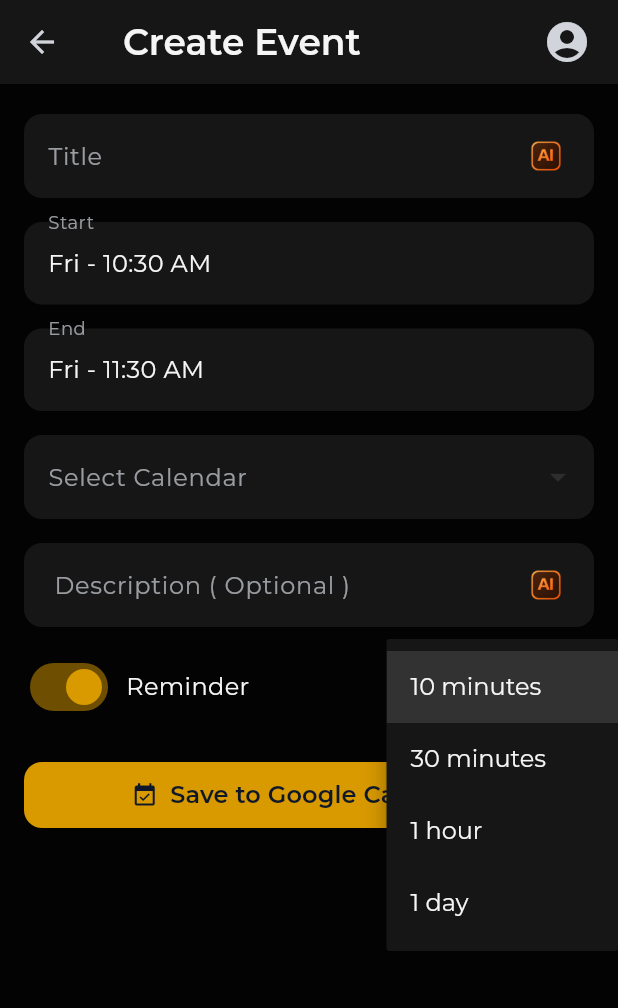
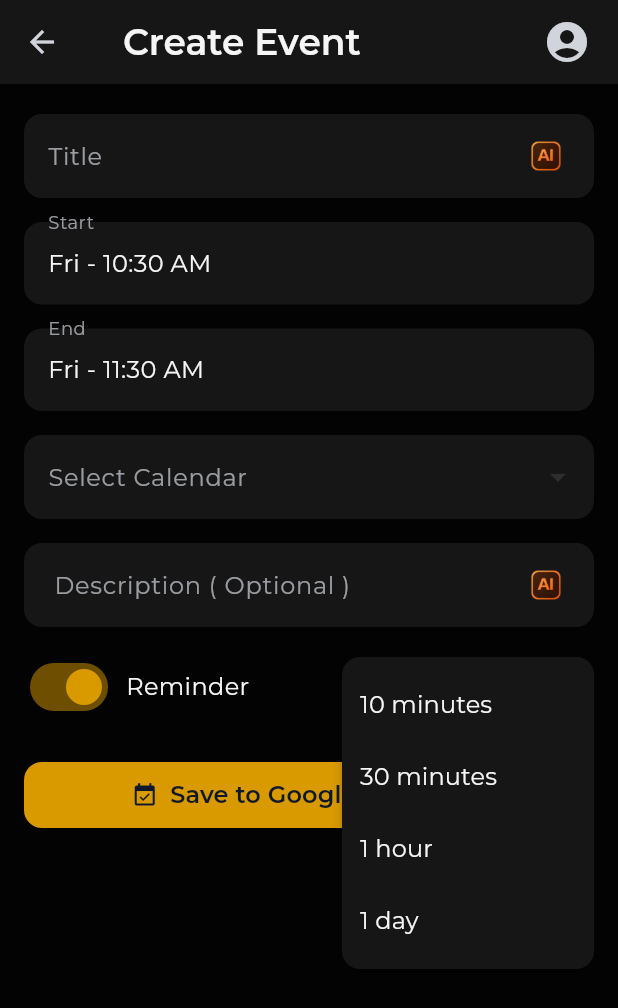
Before and after one commit to sachicodex/Agenix, a Flutter app: the CreateEventScreen screen opened by its route, after a tap on "10 minutes", on a phone screen of 412 x 824 dp. Shown: the top 1008 px of the screen. Run offline on Flutter 3.47's test engine with Material 3 defaults, Android fonts, the phone set to English and light mode, and no system bars; our stand-ins replace flutter_dotenv, flutter_secure_storage, google_sign_in, googleapis_auth; missing offline and left inert: googleapis; accounts and stored records are empty.

Commit message:
fix: resolve tooltip errors and event remember selection problems

```diff
--- a/lib/screens/create_event_screen.dart
+++ b/lib/screens/create_event_screen.dart
@@ -37,6 +37,117 @@ class DateTimeField extends StatelessWidget {
           DateFormat('EEE - h:mm a').format(dateTime.toLocal()),
           style: AppTextStyles.bodyText1,
         ),
+      ),
+    );
+  }
+}
+
+// Static constants for optimization
+class _ReminderOptions {
+  static const List<String> values = [
+    '10 minutes',
+    '30 minutes',
+    '1 hour',
+    '1 day',
+  ];
+}
+
+// Extracted reminder widget for better performance
+class _ReminderWidget extends StatelessWidget {
+  final bool reminderOn;
+  final String reminderValue;
+  final ValueChanged<bool> onToggle;
+  final ValueChanged<String> onTimeSelected;
+
+  const _ReminderWidget({
+    required this.reminderOn,
+    required this.reminderValue,
+    required this.onToggle,
+    required this.onTimeSelected,
+  });
+
+  @override
+  Widget build(BuildContext context) {
+    return SizedBox(
+      height: 48,
+      child: Row(
+        mainAxisAlignment: MainAxisAlignment.spaceBetween,
+        crossAxisAlignment: CrossAxisAlignment.center,
+        children: [
+          Row(
+            crossAxisAlignment: CrossAxisAlignment.center,
+            children: [
+              Switch(
+                value: reminderOn,
+                onChanged: onToggle,
+                activeColor: AppColors.primary,
+              ),
+              const SizedBox(width: 8),
+              Text('Reminder', style: AppTextStyles.bodyText1),
+            ],
+          ),
+          if (reminderOn)
+            Theme(
+              data: Theme.of(context).copyWith(
+                highlightColor: AppColors.primary.withOpacity(0.15),
+                splashColor: AppColors.primary.withOpacity(0.1),
+                listTileTheme: ListTileThemeData(
+                  selectedColor: AppColors.primary,
+                  selectedTileColor: AppColors.primary.withOpacity(0.15),
+                ),
+              ),
+              child: PopupMenuButton<String>(
+                tooltip: "",
+                child: Container(
+                  height: 40,
+                  decoration: BoxDecoration(
+                    color: AppColors.surface,
+                    borderRadius: BorderRadius.circular(12),
+                  ),
+                  padding: const EdgeInsets.symmetric(horizontal: 12),
+                  child: Row(
+                    mainAxisSize: MainAxisSize.min,
+                    mainAxisAlignment: MainAxisAlignment.center,
+                    crossAxisAlignment: CrossAxisAlignment.center,
+                    children: [
+                      Text(
+                        reminderValue,
+                        style: AppTextStyles.bodyText1.copyWith(
+                          fontWeight: FontWeight.w400,
+                        ),
+                      ),
+                      const SizedBox(width: 4),
+                      Icon(
+                        Icons.arrow_drop_down,
+                        color: AppColors.onSurface,
+                        size: 20,
+                      ),
+                    ],
+                  ),
+                ),
+                color: AppColors.surface,
+                shape: RoundedRectangleBorder(
+                  borderRadius: BorderRadius.circular(12),
+                ),
+                itemBuilder: (BuildContext context) {
+                  return _ReminderOptions.values
+                      .map(
+                        (e) => PopupMenuItem(
+                          value: e,
+                          child: Text(
+                            e,
+                            style: AppTextStyles.bodyText1.copyWith(
+                              fontWeight: FontWeight.w400,
+                            ),
+                          ),
+                        ),
+                      )
+                      .toList();
+                },
+                onSelected: onTimeSelected,
+              ),
+            ),
+        ],
       ),
     );
   }
@@ -83,6 +194,19 @@ class _CreateEventScreenState extends State<CreateEventScreen> {
     );
   }
 
+  Widget _buildErrorDialog(String title, String content) {
+    return AlertDialog(
+      title: Text(title),
+      content: Text(content),
+      actions: [
+        TextButton(
+          onPressed: () => Navigator.of(context).pop(),
+          child: const Text('OK'),
+        ),
+      ],
+    );
+  }
+
   final _titleController = TextEditingController();
   // Removed location field
   String? _selectedCalendarId;
@@ -125,7 +249,7 @@ class _CreateEventScreenState extends State<CreateEventScreen> {
 
   final _descController = TextEditingController();
   bool reminderOn = true;
-  String reminderValue = '10 minutes';
+  String reminderValue = _ReminderOptions.values[0]; // '10 minutes'
 
   DateTime _startDateTime = DateTime.now();
   DateTime _endDateTime = DateTime.now().add(const Duration(hours: 1));
@@ -325,7 +449,7 @@ class _CreateEventScreenState extends State<CreateEventScreen> {
           isExpanded: true,
           items: _availableCalendars
               .map(
-                (cal) => DropdownMenuItem(
+                (cal) => DropdownMenuItem<String>(
                   value: cal['id'],
                   child: Text(
                     cal['name'] ?? '',
@@ -336,13 +460,15 @@ class _CreateEventScreenState extends State<CreateEventScreen> {
               )
               .toList(),
           selectedItemBuilder: (BuildContext context) {
-            return _availableCalendars.map((cal) {
-              return Text(
+            return _availableCalendars
+                .map<Widget>(
+                  (cal) => Text(
                     cal['name'] ?? '',
                     style: AppTextStyles.bodyText1,
                     overflow: TextOverflow.ellipsis,
-              );
-            }).toList();
+                  ),
+                )
+                .toList();
           },
           onChanged: (val) {
             if (val != null && val != _selectedCalendarId) {
@@ -362,44 +488,19 @@ class _CreateEventScreenState extends State<CreateEventScreen> {
           aiLoading: _descriptionAILoading,
         ),
         const SizedBox(height: 12),
-        Row(
-          mainAxisAlignment: MainAxisAlignment.spaceBetween,
-          children: [
-            Row(
-              children: [
-                Switch(
-                  value: reminderOn,
-                  onChanged: (v) {
+        _ReminderWidget(
+          reminderOn: reminderOn,
+          reminderValue: reminderValue,
+          onToggle: (v) {
             if (v != reminderOn) {
               setState(() => reminderOn = v);
             }
           },
-                  activeColor: AppColors.primary,
-                ),
-                const SizedBox(width: 8),
-                Text('Reminder', style: AppTextStyles.bodyText1),
-              ],
-            ),
-            if (reminderOn)
-              DropdownButton<String>(
-                value: reminderValue,
-                items: const ['10 minutes', '30 minutes', '1 hour', '1 day']
-                    .map(
-                      (e) => DropdownMenuItem(
-                        value: e,
-                        child: Text(e, style: AppTextStyles.bodyText1),
-                      ),
-                    )
-                    .toList(),
-                onChanged: (v) {
-                  if (v != null && v != reminderValue) {
+          onTimeSelected: (v) {
+            if (v != reminderValue) {
               setState(() => reminderValue = v);
             }
           },
-                style: AppTextStyles.bodyText1,
-                dropdownColor: AppColors.surface,
-              ),
-          ],
         ),
         const SizedBox(height: 24),
         ElevatedButton.icon(
@@ -430,9 +531,7 @@ class _CreateEventScreenState extends State<CreateEventScreen> {
                   radius: 16,
                 )
               : const Icon(Icons.account_circle, size: 32),
-          tooltip: _signedIn
-              ? (_userEmail ?? 'Google Account')
-              : 'Not connected',
+
           onPressed: () {
             Navigator.pushNamed(context, SettingsScreen.routeName);
           },
@@ -572,31 +671,17 @@ class _CreateEventScreenState extends State<CreateEventScreen> {
       if (_titleController.text.trim().isEmpty) {
         await showDialog(
           context: context,
-          builder: (context) => AlertDialog(
-            title: const Text('Error'),
-            content: const Text('Event title is required.'),
-            actions: [
-              TextButton(
-                onPressed: () => Navigator.of(context).pop(),
-                child: const Text('OK'),
-              ),
-            ],
-          ),
+          builder: (context) =>
+              _buildErrorDialog('Error', 'Event title is required.'),
         );
         return;
       }
       if (_selectedCalendarId == null || _selectedCalendarId!.isEmpty) {
         await showDialog(
           context: context,
-          builder: (context) => AlertDialog(
-            title: const Text('Failed to save to Google Calendar'),
-            content: const Text('Please choose a calendar.'),
-            actions: [
-              TextButton(
-                onPressed: () => Navigator.of(context).pop(),
-                child: const Text('OK'),
-              ),
-            ],
+          builder: (context) => _buildErrorDialog(
+            'Failed to save to Google Calendar',
+            'Please choose a calendar.',
           ),
         );
         return;
@@ -605,16 +690,8 @@ class _CreateEventScreenState extends State<CreateEventScreen> {
       if (!_endDateTime.isAfter(_startDateTime)) {
         await showDialog(
           context: context,
-          builder: (context) => AlertDialog(
-            title: const Text('Error'),
-            content: const Text('End time must be after start time.'),
-            actions: [
-              TextButton(
-                onPressed: () => Navigator.of(context).pop(),
-                child: const Text('OK'),
-              ),
-            ],
-          ),
+          builder: (context) =>
+              _buildErrorDialog('Error', 'End time must be after start time.'),
         );
         return;
       }
@@ -663,7 +740,7 @@ class _CreateEventScreenState extends State<CreateEventScreen> {
             _startDateTime = DateTime.now();
             _endDateTime = DateTime.now().add(const Duration(hours: 1));
             reminderOn = true;
-            reminderValue = '10 minutes';
+            reminderValue = _ReminderOptions.values[0]; // '10 minutes'
             // Reset calendar selection flag so default calendar can be loaded again
             _userHasSelectedCalendar = false;
           });
--- a/lib/screens/settings_screen.dart
+++ b/lib/screens/settings_screen.dart
@@ -420,9 +420,6 @@ class _SettingsScreenState extends State<SettingsScreen> {
                                       ? Colors.green
                                       : AppColors.primary,
                                   onPressed: _saveApiKey,
-                                  tooltip: _apiKeyController.text.trim().isEmpty
-                                      ? 'Remove API key'
-                                      : 'Save API key',
                                 ),
                         ),
                         style: AppTextStyles.bodyText1,
--- a/lib/widgets/form_fields.dart
+++ b/lib/widgets/form_fields.dart
@@ -68,7 +68,6 @@ class LargeTextField extends StatelessWidget {
                             },
                           ),
                     onPressed: aiLoading ? null : onAIClick,
-                    tooltip: 'Optimize with AI',
                     padding: EdgeInsets.zero,
                     constraints: const BoxConstraints(),
                   ),
@@ -153,7 +152,6 @@ class ExpandableDescription extends StatelessWidget {
                             },
                           ),
                     onPressed: aiLoading ? null : onAIClick,
-                    tooltip: 'Optimize/Generate with AI',
                     padding: EdgeInsets.zero,
                     constraints: const BoxConstraints(),
                   ),
```
Lines whose indentation alone changed are shown as unchanged.
